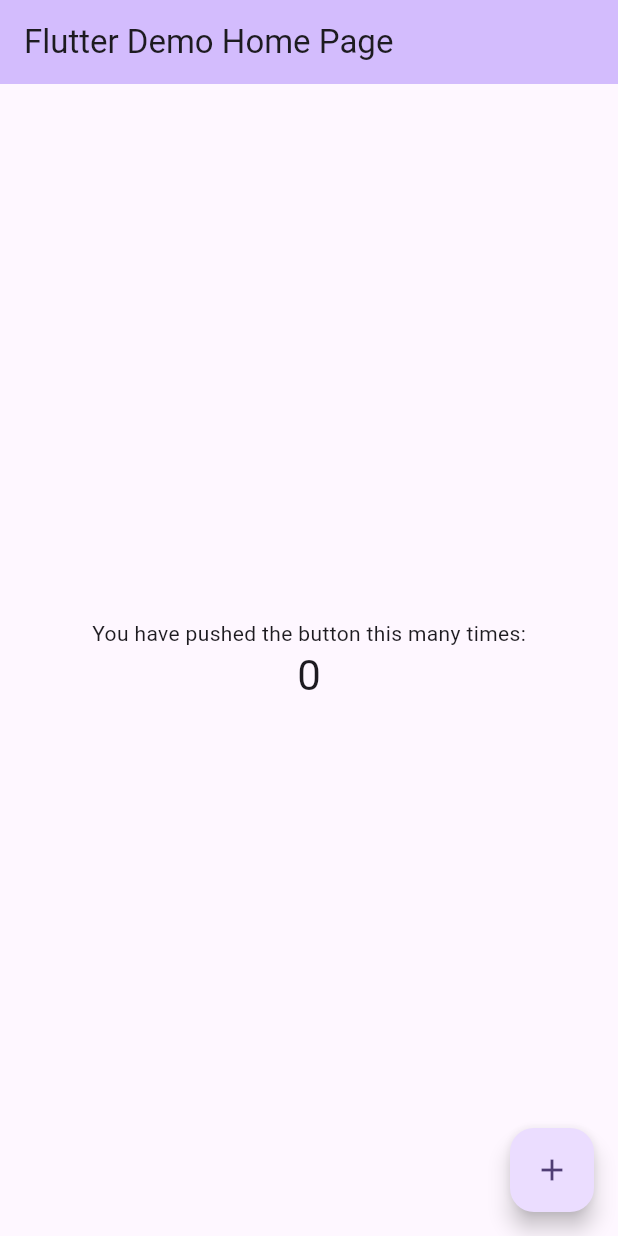
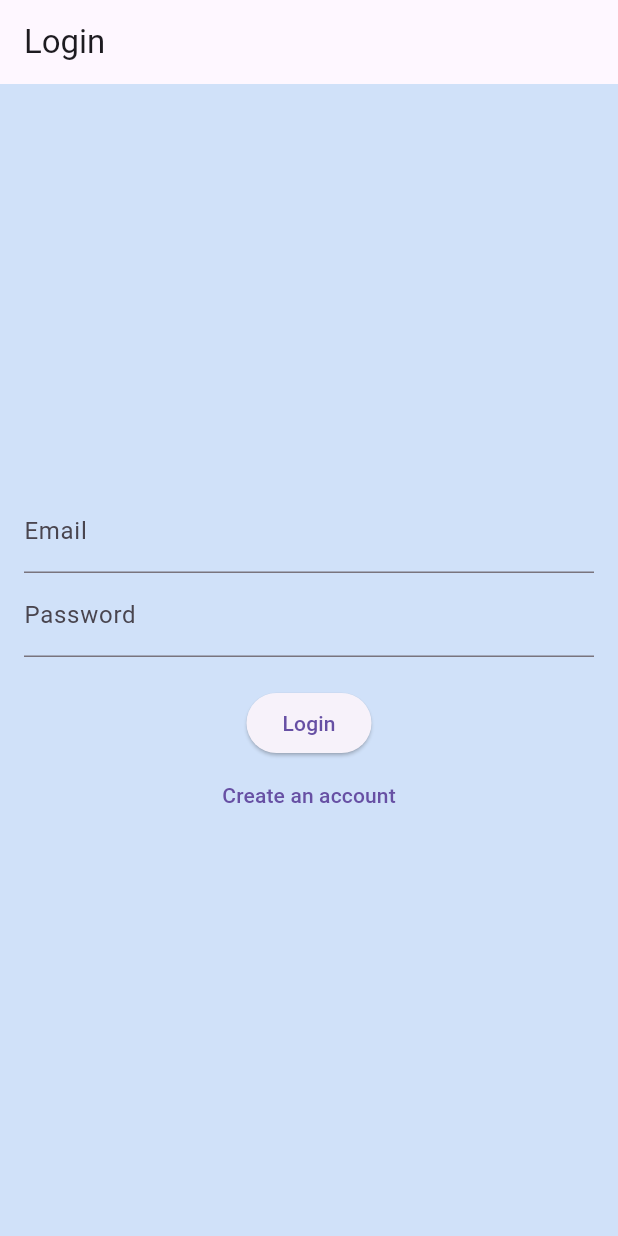
Before and after one commit to FaithNnakwe/Messaging_board, a Flutter app: the screen it shows after launch, on a phone screen of 412 x 824 dp. Run offline on Flutter 3.47's test engine with Material 3 defaults, Android fonts, the light colour scheme and no system bars; our stand-ins replace cloud_firestore, firebase_auth, firebase_core; accounts and stored records are empty.

Commit message:
Set up login page

```diff
--- /dev/null
+++ b/lib/login_screen.dart
@@ -0,0 +1,134 @@
+import 'package:flutter/material.dart';
+import 'package:firebase_auth/firebase_auth.dart';
+import 'home_screen.dart';
+
+class LoginScreen extends StatefulWidget {
+  @override
+  _LoginScreenState createState() => _LoginScreenState();
+}
+
+class _LoginScreenState extends State<LoginScreen> {
+  final FirebaseAuth _auth = FirebaseAuth.instance;
+  final TextEditingController emailController = TextEditingController();
+  final TextEditingController passwordController = TextEditingController();
+  bool isLogin = true; // Toggle between Login & Signup
+
+  String emailError = '';
+  String passwordError = '';
+
+
+Future<void> _authenticate() async {
+  String email = emailController.text.trim();
+  String password = passwordController.text.trim();
+
+  // Email validation: only allow common domains
+  final emailRegex = RegExp(r'^[\w-\.]+@(gmail|outlook|yahoo|hotmail)\.(com|net|org)$');
+
+  // Password validation: must contain at least 1 uppercase, 1 number, and be at least 8 chars
+  final passwordRegex = RegExp(r'^(?=.*[A-Z])(?=.*\d).{8,}$');
+
+  setState(() {
+    emailError = '';
+    passwordError = '';
+  });
+
+  bool hasError = false;
+
+  if (email.isEmpty) {
+    setState(() => emailError = 'Email is required');
+    hasError = true;
+  } else if (!emailRegex.hasMatch(email)) {
+    setState(() => emailError = 'Please use a valid Gmail, Outlook, or Yahoo email');
+    hasError = true;
+  }
+
+  if (password.isEmpty) {
+    setState(() => passwordError = 'Password is required');
+    hasError = true;
+  } else if (!passwordRegex.hasMatch(password)) {
+    setState(() => passwordError = 'Password must contain at least one uppercase letter, one number, and be at least 8 characters');
+    hasError = true;
+  }
+
+  if (hasError) return;
+
+  try {
+    UserCredential userCredential;
+    if (isLogin) {
+      // Log in user
+      userCredential = await _auth.signInWithEmailAndPassword(email: email, password: password);
+    } else {
+      // Register new user first, then log in the user
+      userCredential = await _auth.createUserWithEmailAndPassword(email: email, password: password);
+
+      // After sign-up, you may want to send a verification email (optional)
+      await userCredential.user?.sendEmailVerification();
+
+      // Then log the user in immediately after successful registration
+      userCredential = await _auth.signInWithEmailAndPassword(email: email, password: password);
+    }
+
+    if (userCredential.user != null) {
+      // Navigate to ProfileScreen after successful login or sign-up
+      Navigator.pushReplacement(
+        context,
+        MaterialPageRoute(builder: (context) => HomeScreen()),
+      );
+    }
+  } catch (e) {
+    // Display Firebase error messages
+    String message = "Something went wrong.";
+    if (e is FirebaseAuthException) {
+      if (e.code == 'user-not-found') {
+        message = "No user found for that email. Please register";
+      // ignore: curly_braces_in_flow_control_structures
+      } else if (e.code == 'wrong-password') message = "Wrong password.";
+      // ignore: curly_braces_in_flow_control_structures
+      else if (e.code == 'email-already-in-use') message = "Email is already registered.";
+      // ignore: curly_braces_in_flow_control_structures
+      else message = e.message ?? message;
+    }
+
+    ScaffoldMessenger.of(context).showSnackBar(
+      SnackBar(content: Text(message)),
+    );
+  }
+}
+
+  @override
+  Widget build(BuildContext context) {
+    return Scaffold(
+      backgroundColor: Color(0xFFD0E1F9),
+      appBar: AppBar(title: Text(isLogin ? "Login" : "Sign Up")),
+      body: Padding(
+        padding: const EdgeInsets.all(16.0),
+        child: Column(
+          mainAxisAlignment: MainAxisAlignment.center,
+          children: [
+            TextField(
+              controller: emailController,
+              decoration: InputDecoration(labelText: "Email",
+               errorText: emailError.isNotEmpty ? emailError : null,),
+              keyboardType: TextInputType.emailAddress,
+            ),
+            TextField(
+              controller: passwordController,
+              decoration: InputDecoration(labelText: "Password",
+              errorText: passwordError.isNotEmpty ? passwordError : null,),
+              obscureText: true,
+            ),
+            SizedBox(height: 20),
+            ElevatedButton(
+              onPressed: _authenticate,
+              child: Text(isLogin ? "Login" : "Sign Up"),
+            ),
+            TextButton(
+              onPressed: () => setState(() => isLogin = !isLogin),
+              child: Text(isLogin ? "Create an account" : "Already have an account? Login"),
+            ),
+          ],
+        ),
+      ),
+    );
+  }
+}
--- a/lib/main.dart
+++ b/lib/main.dart
@@ -1,122 +1,20 @@
+import 'package:firebase_core/firebase_core.dart';
 import 'package:flutter/material.dart';
+import 'login_screen.dart'; // Import login screen
 
-void main() {
-  runApp(const MyApp());
+void main() async {
+  WidgetsFlutterBinding.ensureInitialized();
+  await Firebase.initializeApp();
+  runApp(MyApp());
 }
 
 class MyApp extends StatelessWidget {
-  const MyApp({super.key});
-
-  // This widget is the root of your application.
   @override
   Widget build(BuildContext context) {
     return MaterialApp(
-      title: 'Flutter Demo',
-      theme: ThemeData(
-        // This is the theme of your application.
-        //
-        // TRY THIS: Try running your application with "flutter run". You'll see
-        // the application has a purple toolbar. Then, without quitting the app,
-        // try changing the seedColor in the colorScheme below to Colors.green
-        // and then invoke "hot reload" (save your changes or press the "hot
-        // reload" button in a Flutter-supported IDE, or press "r" if you used
-        // the command line to start the app).
-        //
-        // Notice that the counter didn't reset back to zero; the application
-        // state is not lost during the reload. To reset the state, use hot
-        // restart instead.
-        //
-        // This works for code too, not just values: Most code changes can be
-        // tested with just a hot reload.
-        colorScheme: ColorScheme.fromSeed(seedColor: Colors.deepPurple),
-      ),
-      home: const MyHomePage(title: 'Flutter Demo Home Page'),
+      title: 'Message Board App',
+      theme: ThemeData(primarySwatch: Colors.blue),
+      home: LoginScreen(),
     );
   }
 }
-
-class MyHomePage extends StatefulWidget {
-  const MyHomePage({super.key, required this.title});
-
-  // This widget is the home page of your application. It is stateful, meaning
-  // that it has a State object (defined below) that contains fields that affect
-  // how it looks.
-
-  // This class is the configuration for the state. It holds the values (in this
-  // case the title) provided by the parent (in this case the App widget) and
-  // used by the build method of the State. Fields in a Widget subclass are
-  // always marked "final".
-
-  final String title;
-
-  @override
-  State<MyHomePage> createState() => _MyHomePageState();
-}
-
-class _MyHomePageState extends State<MyHomePage> {
-  int _counter = 0;
-
-  void _incrementCounter() {
-    setState(() {
-      // This call to setState tells the Flutter framework that something has
-      // changed in this State, which causes it to rerun the build method below
-      // so that the display can reflect the updated values. If we changed
-      // _counter without calling setState(), then the build method would not be
-      // called again, and so nothing would appear to happen.
-      _counter++;
-    });
-  }
-
-  @override
-  Widget build(BuildContext context) {
-    // This method is rerun every time setState is called, for instance as done
-    // by the _incrementCounter method above.
-    //
-    // The Flutter framework has been optimized to make rerunning build methods
-    // fast, so that you can just rebuild anything that needs updating rather
-    // than having to individually change instances of widgets.
-    return Scaffold(
-      appBar: AppBar(
-        // TRY THIS: Try changing the color here to a specific color (to
-        // Colors.amber, perhaps?) and trigger a hot reload to see the AppBar
-        // change color while the other colors stay the same.
-        backgroundColor: Theme.of(context).colorScheme.inversePrimary,
-        // Here we take the value from the MyHomePage object that was created by
-        // the App.build method, and use it to set our appbar title.
-        title: Text(widget.title),
-      ),
-      body: Center(
-        // Center is a layout widget. It takes a single child and positions it
-        // in the middle of the parent.
-        child: Column(
-          // Column is also a layout widget. It takes a list of children and
-          // arranges them vertically. By default, it sizes itself to fit its
-          // children horizontally, and tries to be as tall as its parent.
-          //
-          // Column has various properties to control how it sizes itself and
-          // how it positions its children. Here we use mainAxisAlignment to
-          // center the children vertically; the main axis here is the vertical
-          // axis because Columns are vertical (the cross axis would be
-          // horizontal).
-          //
-          // TRY THIS: Invoke "debug painting" (choose the "Toggle Debug Paint"
-          // action in the IDE, or press "p" in the console), to see the
-          // wireframe for each widget.
-          mainAxisAlignment: MainAxisAlignment.center,
-          children: <Widget>[
-            const Text('You have pushed the button this many times:'),
-            Text(
-              '$_counter',
-              style: Theme.of(context).textTheme.headlineMedium,
-            ),
-          ],
-        ),
-      ),
-      floatingActionButton: FloatingActionButton(
-        onPressed: _incrementCounter,
-        tooltip: 'Increment',
-        child: const Icon(Icons.add),
-      ), // This trailing comma makes auto-formatting nicer for build methods.
-    );
-  }
-}
--- a/pubspec.yaml
+++ b/pubspec.yaml
@@ -30,6 +30,11 @@ environment:
 dependencies:
   flutter:
     sdk: flutter
+  firebase_core: ^3.13.0
+  firebase_auth: ^5.5.2
+  cloud_firestore: ^5.6.6
+  flutter_native_splash: ^2.4.6
+  provider: ^6.1.4
 
   # The following adds the Cupertino Icons font to your application.
   # Use with the CupertinoIcons class for iOS style icons.
```
Also changed, not shown: lib/chat_screen.dart (added, +84 -0 lines), lib/home_screen.dart (added, +63 -0 lines), lib/splash_screen.dart (added, +14 -0 lines), pubspec.lock, 5 other files.
